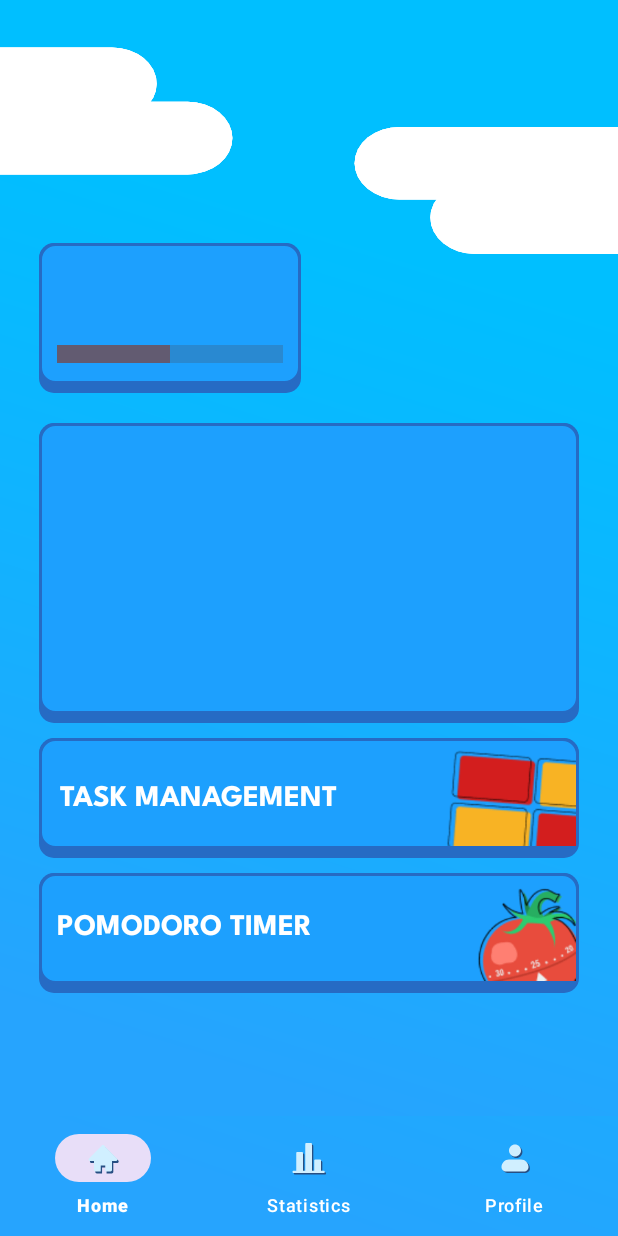
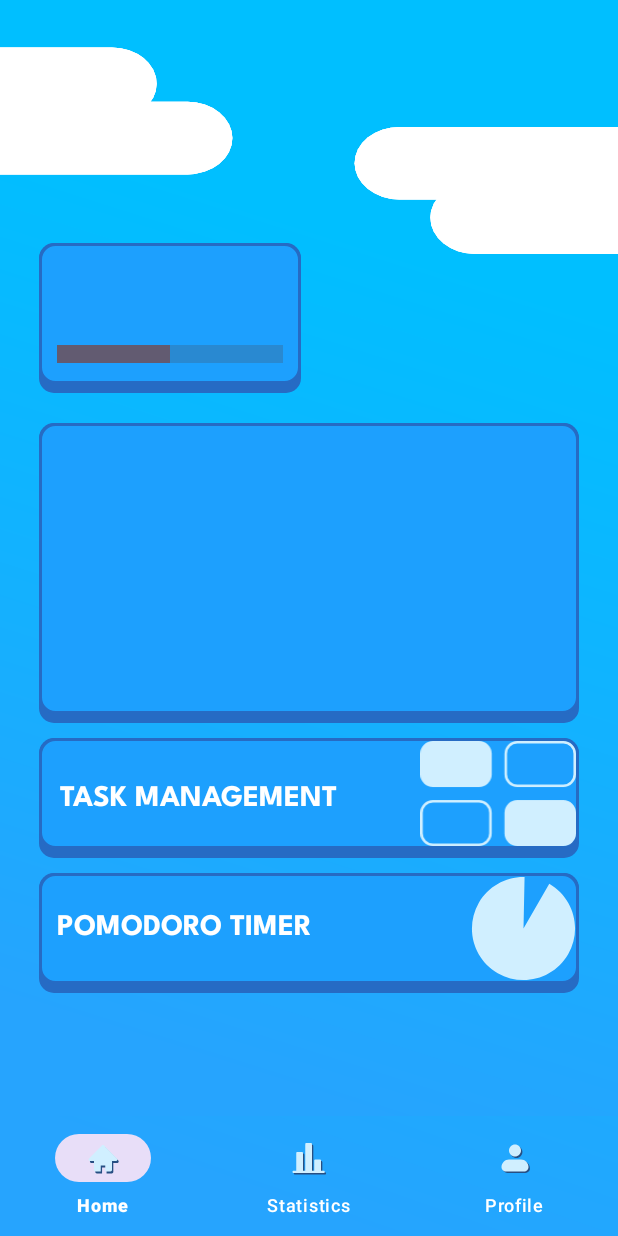
Before and after one commit to C242-PS009/HabitSagaAndroidApp, an Android app: the screen it shows after launch once a user with an empty profile is signed in (MainActivity), on a phone screen of 412 x 824 dp. Run offline under Robolectric (Android 15) with nearby library versions, the phone set to English and light mode, and no system bars; our stand-ins replace Firebase (no records; nobody signed in at launch, a user with empty details on screens opened directly), navigation-ui; libraries missing offline, so code that uses them is left out: com.github.jimcoven.view; 3 statements that could not run were skipped.

Commit message:
Killing some bugs

```diff
--- a/app/src/main/java/com/c242_ps009/habitsaga/ui/shop/PurchasableItem.kt
+++ b/app/src/main/java/com/c242_ps009/habitsaga/ui/shop/PurchasableItem.kt
@@ -6,6 +6,7 @@ import kotlinx.parcelize.Parcelize
 
 @Parcelize
 data class PurchasableItem(
+    @PropertyName("itemId") var itemId: String = "",
     @PropertyName("img") val img: String = "",
     @PropertyName("itemCategory") val itemCategory: String = "",
     @PropertyName("name") val name: String = "",
--- a/app/src/main/java/com/c242_ps009/habitsaga/ui/shop/ShopViewModel.kt
+++ b/app/src/main/java/com/c242_ps009/habitsaga/ui/shop/ShopViewModel.kt
@@ -5,6 +5,7 @@ import androidx.lifecycle.LiveData
 import androidx.lifecycle.MutableLiveData
 import androidx.lifecycle.ViewModel
 import com.c242_ps009.habitsaga.utils.Result
+import com.google.firebase.Timestamp
 
 class ShopViewModel: ViewModel() {
     private val repo = ShopRepository()
@@ -36,6 +37,10 @@ class ShopViewModel: ViewModel() {
         }
     }
 
+    suspend fun purchaseItem(userId: String, itemId: String) {
+        repo.purchaseItem(userId, itemId, Timestamp.now())
+    }
+
     companion object {
         private const val TAG = "ShopViewModel"
     }
--- /dev/null
+++ b/app/src/main/res/drawable/matrix.xml
@@ -0,0 +1,22 @@
+<vector xmlns:android="http://schemas.android.com/apk/res/android"
+    android:width="61dp"
+    android:height="41dp"
+    android:viewportWidth="61"
+    android:viewportHeight="41">
+  <path
+      android:pathData="M5,0L23,0A5,5 0,0 1,28 5L28,13A5,5 0,0 1,23 18L5,18A5,5 0,0 1,0 13L0,5A5,5 0,0 1,5 0z"
+      android:fillColor="#D0EFFF"/>
+  <path
+      android:strokeWidth="1"
+      android:pathData="M38,0.5L56,0.5A4.5,4.5 0,0 1,60.5 5L60.5,13A4.5,4.5 0,0 1,56 17.5L38,17.5A4.5,4.5 0,0 1,33.5 13L33.5,5A4.5,4.5 0,0 1,38 0.5z"
+      android:fillColor="#00000000"
+      android:strokeColor="#D0EFFF"/>
+  <path
+      android:strokeWidth="1"
+      android:pathData="M5,23.5L23,23.5A4.5,4.5 0,0 1,27.5 28L27.5,36A4.5,4.5 0,0 1,23 40.5L5,40.5A4.5,4.5 0,0 1,0.5 36L0.5,28A4.5,4.5 0,0 1,5 23.5z"
+      android:fillColor="#00000000"
+      android:strokeColor="#D0EFFF"/>
+  <path
+      android:pathData="M38,23L56,23A5,5 0,0 1,61 28L61,36A5,5 0,0 1,56 41L38,41A5,5 0,0 1,33 36L33,28A5,5 0,0 1,38 23z"
+      android:fillColor="#D0EFFF"/>
+</vector>
--- /dev/null
+++ b/app/src/main/res/drawable/slice.xml
@@ -0,0 +1,9 @@
+<vector xmlns:android="http://schemas.android.com/apk/res/android"
+    android:width="41dp"
+    android:height="41dp"
+    android:viewportWidth="41"
+    android:viewportHeight="41">
+  <path
+      android:pathData="M20.5,20.5L30.566,3.066C40.194,8.625 43.493,20.937 37.934,30.566C32.375,40.194 20.063,43.493 10.434,37.934C0.806,32.375 -2.493,20.063 3.066,10.434C6.737,4.075 13.58,0.219 20.922,0.373L20.5,20.5Z"
+      android:fillColor="#D0EFFF"/>
+</vector>
--- a/app/src/main/res/layout/fragment_home.xml
+++ b/app/src/main/res/layout/fragment_home.xml
@@ -1,6 +1,6 @@
 <?xml version="1.0" encoding="utf-8"?>
-
-<androidx.constraintlayout.widget.ConstraintLayout xmlns:android="http://schemas.android.com/apk/res/android"
+<androidx.constraintlayout.widget.ConstraintLayout
+    xmlns:android="http://schemas.android.com/apk/res/android"
     xmlns:app="http://schemas.android.com/apk/res-auto"
     xmlns:tools="http://schemas.android.com/tools"
     android:layout_width="match_parent"
@@ -134,7 +134,7 @@
                     android:layout_height="match_parent"
                     android:layout_weight="1"
                     android:scaleType="fitEnd"
-                    android:src="@drawable/ic_task_management" />
+                    android:src="@drawable/matrix" />
             </LinearLayout>
         </com.c242_ps009.habitsaga.ui.views.Card3dView>
 
@@ -175,7 +175,7 @@
                     android:layout_height="match_parent"
                     android:layout_weight="1"
                     android:scaleType="fitEnd"
-                    android:src="@drawable/ic_pomodoro_timer" />
+                    android:src="@drawable/slice" />
             </LinearLayout>
 
         </com.c242_ps009.habitsaga.ui.views.Card3dView>
--- a/gradle/libs.versions.toml
+++ b/gradle/libs.versions.toml
@@ -1,11 +1,13 @@
 [versions]
 agp = "8.7.3"
+converterGson = "2.11.0"
 kotlin = "1.9.24"
 coreKtx = "1.10.1"
 junit = "4.13.2"
 junitVersion = "1.1.5"
 espressoCore = "3.5.1"
 appcompat = "1.6.1"
+loggingInterceptor = "4.11.0"
 material = "1.10.0"
 activity = "1.8.0"
 constraintlayout = "2.1.4"
@@ -16,6 +18,7 @@ firebaseAuth = "23.1.0"
 coil = "3.0.3"
 jcropimageview = "0.22"
 firebaseFirestore = "25.1.1"
+retrofit = "2.11.0"
 
 [libraries]
 androidx-core-ktx = { group = "androidx.core", name = "core-ktx", version.ref = "coreKtx" }
@@ -23,6 +26,7 @@ junit = { group = "junit", name = "junit", version.ref = "junit" }
 androidx-junit = { group = "androidx.test.ext", name = "junit", version.ref = "junitVersion" }
 androidx-espresso-core = { group = "androidx.test.espresso", name = "espresso-core", version.ref = "espressoCore" }
 androidx-appcompat = { group = "androidx.appcompat", name = "appcompat", version.ref = "appcompat" }
+logging-interceptor = { module = "com.squareup.okhttp3:logging-interceptor", version.ref = "loggingInterceptor" }
 material = { group = "com.google.android.material", name = "material", version.ref = "material" }
 androidx-activity = { group = "androidx.activity", name = "activity", version.ref = "activity" }
 androidx-constraintlayout = { group = "androidx.constraintlayout", name = "constraintlayout", version.ref = "constraintlayout" }
@@ -34,6 +38,8 @@ coil-network-okhttp = { group = "io.coil-kt.coil3", name = "coil-network-okhttp"
 coil-svg = { group = "io.coil-kt.coil3", name = "coil-svg", version.ref = "coil" }
 jcropimageview = { group = "com.github.jimcoven", name = "jcropimageview", version.ref = "jcropimageview" }
 firebase-firestore = { group = "com.google.firebase", name = "firebase-firestore", version.ref = "firebaseFirestore" }
+retrofit = { module = "com.squareup.retrofit2:retrofit", version.ref = "retrofit" }
+retrofit2-converter-gson = { module = "com.squareup.retrofit2:converter-gson", version.ref = "converterGson" }
 
 [plugins]
 android-application = { id = "com.android.application", version.ref = "agp" }
```
Also changed, not shown: app/src/main/java/com/c242_ps009/habitsaga/ui/shop/Purchases.kt (added, +19 -0 lines), app/src/main/java/com/c242_ps009/habitsaga/ui/shop/ShopActivity.kt (+16 -2 lines), app/src/main/java/com/c242_ps009/habitsaga/ui/shop/ShopRepository.kt (+9 -1 lines), app/src/main/res/drawable/ic_pomodoro_timer.png (deleted), app/src/main/res/drawable/ic_task_management.png (deleted).
